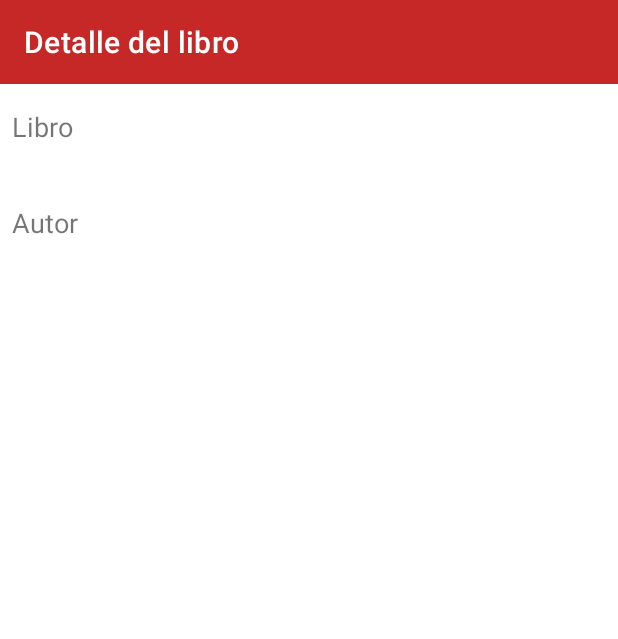
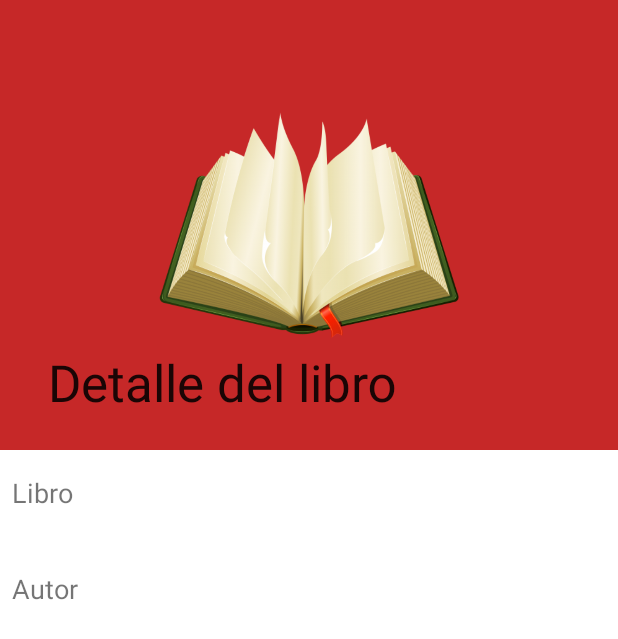
Before and after one commit to RodrigoPasquali/LibrosKotlin, an Android app: the DetalleLibroActivity screen opened directly, with no data from a screen before it, on a phone screen of 412 x 824 dp. Shown: the top 639 px of the screen. Run offline under Robolectric (Android 15) with nearby library versions, the light colour scheme and no system bars; 1 statement that could not run was skipped.

Commit message:
Se agrego Toolbar Colapsable en pantalla Detalle de Libro

```diff
--- a/app/build.gradle
+++ b/app/build.gradle
@@ -31,7 +31,6 @@ android {
 }
 
 dependencies {
-
     implementation 'androidx.appcompat:appcompat:1.3.1'
     implementation 'com.google.android.material:material:1.4.0'
     implementation 'androidx.constraintlayout:constraintlayout:2.1.0'
@@ -63,6 +62,9 @@ dependencies {
 
     //Gson
     implementation "com.google.code.gson:gson:2.8.8"
+
+    //Material Design
+    implementation 'com.google.android.material:material:1.4.0'
 }
 
 repositories {
--- a/app/src/main/java/com/educacionit/libros/DetalleLibroActivity.kt
+++ b/app/src/main/java/com/educacionit/libros/DetalleLibroActivity.kt
@@ -11,7 +11,8 @@ class DetalleLibroActivity : AppCompatActivity() {
 
     override fun onCreate(savedInstanceState: Bundle?) {
         super.onCreate(savedInstanceState)
-        setContentView(R.layout.activity_detalle_libro)
+//        setContentView(R.layout.activity_detalle_libro)
+        setContentView(R.layout.activity_detalle_libro_toolbar_colapsable)
 
         libro = intent.getSerializableExtra(HomeActivity.LIBRO) as Libro
 
--- /dev/null
+++ b/app/src/main/res/layout/activity_detalle_libro_toolbar_colapsable.xml
@@ -0,0 +1,81 @@
+<?xml version="1.0" encoding="utf-8"?>
+<androidx.coordinatorlayout.widget.CoordinatorLayout
+    xmlns:android="http://schemas.android.com/apk/res/android"
+    xmlns:app="http://schemas.android.com/apk/res-auto"
+    xmlns:tools="http://schemas.android.com/tools"
+    android:layout_width="match_parent"
+    android:layout_height="match_parent"
+    tools:context=".DetalleLibroActivity">
+
+        <com.google.android.material.appbar.AppBarLayout
+            android:layout_width="match_parent"
+            android:layout_height="300dp">
+
+            <com.google.android.material.appbar.CollapsingToolbarLayout
+                android:layout_width="match_parent"
+                android:layout_height="match_parent"
+                app:layout_scrollFlags="scroll|exitUntilCollapsed|snap"
+                app:collapsedTitleGravity = "center"
+                app:contentScrim = "@color/primary_light"
+                app:title="Detalle del libro">
+
+                <ImageView
+                    android:layout_width="200dp"
+                    android:layout_height="200dp"
+                    android:layout_gravity="center"
+                    app:layout_collapseMode="parallax"
+                    app:layout_collapseParallaxMultiplier="0.5"
+                    app:srcCompat="@drawable/libro_detalle"/>
+
+                <androidx.appcompat.widget.Toolbar
+                    android:id="@+id/homeToolbar"
+                    android:layout_width="match_parent"
+                    android:layout_height="?attr/actionBarSize"
+                    app:layout_collapseMode="pin"/>
+            </com.google.android.material.appbar.CollapsingToolbarLayout>
+        </com.google.android.material.appbar.AppBarLayout>
+
+    <LinearLayout
+        android:layout_width="wrap_content"
+        android:layout_height="wrap_content"
+        android:orientation="vertical"
+        app:layout_behavior="@string/appbar_scrolling_view_behavior">
+        <TextView
+            android:layout_width="match_parent"
+            android:layout_height="wrap_content"
+            android:layout_marginStart="8dp"
+            android:layout_marginTop="16dp"
+            android:layout_marginEnd="8dp"
+            android:text="@string/book"
+            android:textSize="18sp" />
+
+        <TextView
+            android:id="@+id/tvLibro"
+            android:layout_width="match_parent"
+            android:layout_height="wrap_content"
+            android:layout_marginStart="8dp"
+            android:layout_marginTop="4dp"
+            android:layout_marginEnd="8dp"
+            tools:text="Harry Potter - El caliz de fuego" />
+
+        <TextView
+            android:id="@+id/tvView"
+            android:layout_width="match_parent"
+            android:layout_height="wrap_content"
+            android:layout_marginStart="8dp"
+            android:layout_marginTop="16dp"
+            android:layout_marginEnd="8dp"
+            android:text="@string/author"
+            android:textSize="18sp" />
+
+        <TextView
+            android:id="@+id/tvAutor"
+            android:layout_width="match_parent"
+            android:layout_height="wrap_content"
+            android:layout_marginStart="8dp"
+            android:layout_marginTop="4dp"
+            android:layout_marginEnd="8dp"
+            tools:text="J.K. Rowling" />
+    </LinearLayout>
+</androidx.coordinatorlayout.widget.CoordinatorLayout>
+    <!--</LinearLayout>-->
```
Also changed, not shown: app/src/main/res/drawable/libro_detalle.png (added).
